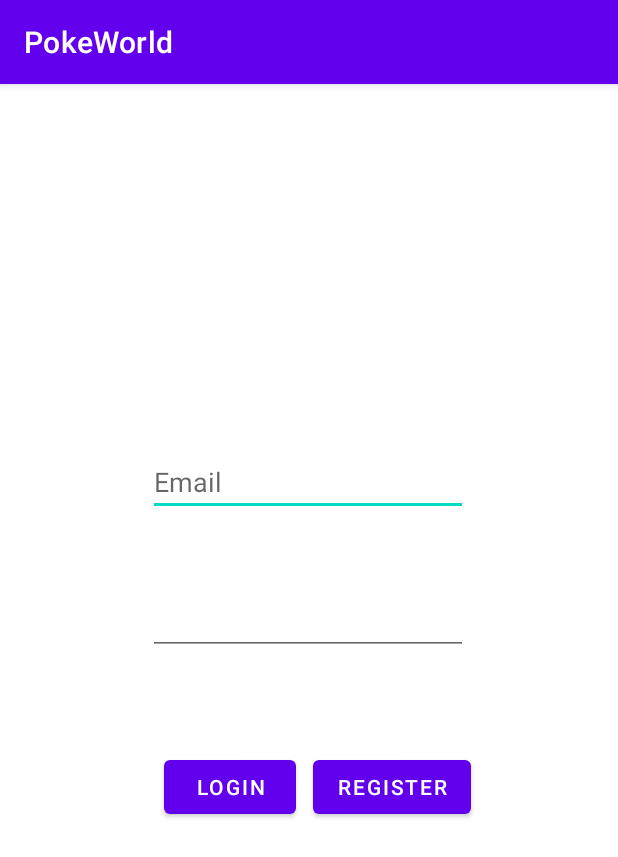
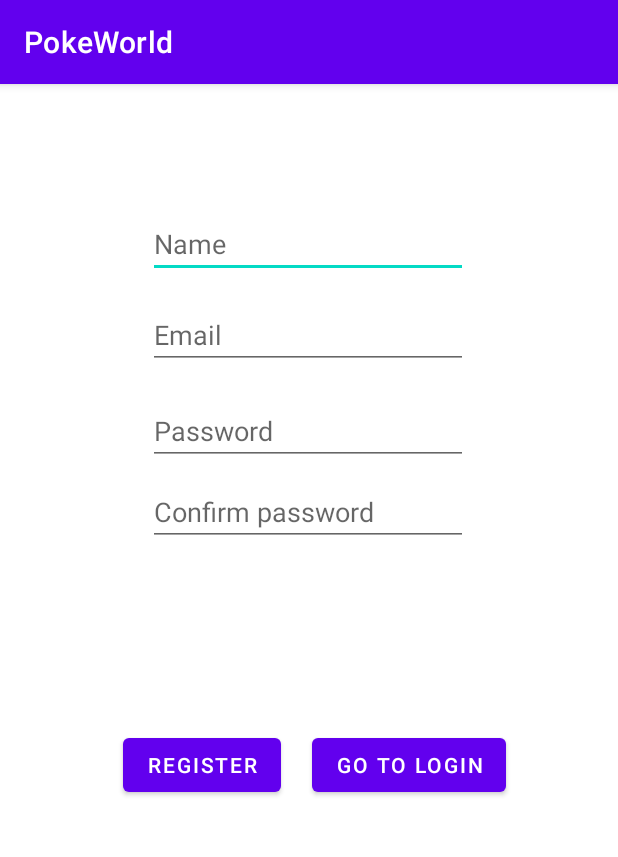
Before and after one commit to AndreiNona/PokeWorld, an Android app: the screen it shows after launch (LoginActivity before the commit, RegisterActivity after it), after a tap on "REGISTER", on a phone screen of 412 x 824 dp. Shown: the top 857 px of the screen. Run offline under Robolectric (Android 15) with nearby library versions, the phone set to English and light mode, and no system bars; our stand-ins replace Firebase (no records; nobody signed in at launch, a user with empty details on screens opened directly).

Commit message:
Register activity

```diff
--- a/app/src/main/java/and/andrei/pokeworld/LoginActivity.java
+++ b/app/src/main/java/and/andrei/pokeworld/LoginActivity.java
@@ -8,7 +8,6 @@ import android.os.Bundle;
 import android.view.View;
 import android.widget.Button;
 import android.widget.EditText;
-import android.widget.TextView;
 import android.widget.Toast;
 
 import com.google.android.gms.tasks.OnCompleteListener;
@@ -21,8 +20,7 @@ import com.google.firebase.auth.FirebaseUser;
 
 public class LoginActivity extends AppCompatActivity {
     EditText loginEmail, loginPassword;
-    Button loginButton;
-    TextView registerNow;
+    Button loginButton, registerButton;
     String email, password;
     private FirebaseAuth auth;
     @Override
@@ -32,7 +30,7 @@ public class LoginActivity extends AppCompatActivity {
         loginEmail = findViewById(R.id.login_email);
         loginPassword = findViewById(R.id.login_password);
         loginButton = findViewById(R.id.button_login);
-        registerNow = findViewById(R.id.button_register);
+        registerButton = findViewById(R.id.button_register);
         auth = FirebaseAuth.getInstance();
 
         loginButton.setOnClickListener(new View.OnClickListener() {
@@ -46,7 +44,6 @@ public class LoginActivity extends AppCompatActivity {
                         @Override
                         public void onComplete(@NonNull Task<AuthResult> task) {
                             if(task.isSuccessful()){
-                                Toast.makeText(getApplicationContext(), "Success!", Toast.LENGTH_SHORT).show();
                                 Intent intent = new Intent(LoginActivity.this, MainActivity.class);
                                 startActivity(intent);
                             }
@@ -73,11 +70,11 @@ public class LoginActivity extends AppCompatActivity {
             }
         });
 
-        registerNow.setOnClickListener(new View.OnClickListener() {
+        registerButton.setOnClickListener(new View.OnClickListener() {
             @Override
             public void onClick(View v) {
                 //TODO: Replace second with register activity
-                Intent intent = new Intent(LoginActivity.this, LoginActivity.class);
+                Intent intent = new Intent(LoginActivity.this, RegisterActivity.class);
                 startActivity(intent);
             }
         });
--- /dev/null
+++ b/app/src/main/java/and/andrei/pokeworld/RegisterActivity.java
@@ -0,0 +1,120 @@
+package and.andrei.pokeworld;
+
+import androidx.annotation.NonNull;
+import androidx.appcompat.app.AppCompatActivity;
+
+import android.content.Intent;
+import android.os.Bundle;
+import android.view.View;
+import android.widget.Button;
+import android.widget.EditText;
+import android.widget.Toast;
+
+import com.google.android.gms.tasks.OnCompleteListener;
+import com.google.android.gms.tasks.Task;
+import com.google.firebase.auth.AuthResult;
+import com.google.firebase.auth.FirebaseAuth;
+import com.google.firebase.auth.FirebaseAuthInvalidCredentialsException;
+import com.google.firebase.auth.FirebaseAuthUserCollisionException;
+import com.google.firebase.auth.FirebaseAuthWeakPasswordException;
+import com.google.firebase.auth.FirebaseUser;
+import com.google.firebase.auth.UserProfileChangeRequest;
+
+public class RegisterActivity extends AppCompatActivity {
+    EditText Name, Email, Password, confirmPassword;
+    Button registerButton, loginButton;
+    private FirebaseAuth auth;
+    @Override
+    protected void onCreate(Bundle savedInstanceState) {
+        super.onCreate(savedInstanceState);
+        setContentView(R.layout.activity_register);
+
+        //Data
+        Name = findViewById(R.id.name);
+        Email = findViewById(R.id.email);
+
+        //Password
+        Password = findViewById(R.id.password);
+        confirmPassword = findViewById(R.id.confirm_password);
+
+        //Buttons
+        registerButton = findViewById(R.id.button_register);
+        loginButton = findViewById(R.id.button_login);
+
+
+        auth = FirebaseAuth.getInstance();
+
+        registerButton.setOnClickListener(new View.OnClickListener() {
+            @Override
+            public void onClick(View v) {
+                String fullNameText = Name.getText().toString();
+                String registerEmailText = Email.getText().toString();
+                String registerPasswordText = Password.getText().toString();
+                String repeatPasswordText = confirmPassword.getText().toString();
+
+                if (!(fullNameText.isEmpty() || registerEmailText.isEmpty() || registerPasswordText.isEmpty() || repeatPasswordText.isEmpty())) {
+                    if (registerPasswordText.equals(repeatPasswordText)) {
+
+                        createAccount(registerEmailText, registerPasswordText, fullNameText);
+                    } else {
+                        Toast.makeText(RegisterActivity.this, "Password mismatch", Toast.LENGTH_SHORT).show();
+                    }
+                } else {
+                    Toast.makeText(RegisterActivity.this, "Please complete all required  fields.", Toast.LENGTH_SHORT).show();
+                }
+            }
+        });
+
+        loginButton.setOnClickListener(new View.OnClickListener() {
+            @Override
+            public void onClick(View v) {
+                Intent intent = new Intent(RegisterActivity.this, LoginActivity.class);
+                startActivity(intent);
+            }
+        });
+    }
+
+    private void createAccount(String email, String password, String fullName) {
+
+        auth.createUserWithEmailAndPassword(email, password).addOnCompleteListener(this, new OnCompleteListener<AuthResult>() {
+            @Override
+            public void onComplete(@NonNull Task<AuthResult> task) {
+                if (task.isSuccessful()) {
+                    FirebaseUser user = auth.getCurrentUser();
+                    UserProfileChangeRequest profileUpdates = new UserProfileChangeRequest.Builder()
+                            .setDisplayName(fullName)
+                            .build();
+
+                    user.updateProfile(profileUpdates)
+                            .addOnCompleteListener(new OnCompleteListener<Void>() {
+                                @Override
+                                public void onComplete(@NonNull Task<Void> task) {
+                                    if (task.isSuccessful()) {
+                                        Intent intent = new Intent(RegisterActivity.this, MainActivity.class);
+                                        startActivity(intent);
+                                    }
+                                }
+                            });
+                }
+                else {
+                    try {
+                        throw task.getException();
+                    }
+                    catch(FirebaseAuthWeakPasswordException e) {
+                        Toast.makeText(RegisterActivity.this, "Password is to weak", Toast.LENGTH_LONG).show();
+                    }
+                    catch(FirebaseAuthUserCollisionException e) {
+                        Toast.makeText(RegisterActivity.this, "Email already in use", Toast.LENGTH_LONG).show();
+                    }
+                    catch(FirebaseAuthInvalidCredentialsException e) {
+                        Toast.makeText(RegisterActivity.this, "Email is invalid", Toast.LENGTH_SHORT).show();
+                    }
+                    catch(Exception e) {
+                        Toast.makeText(RegisterActivity.this, e.getMessage(), Toast.LENGTH_LONG).show();
+                    }
+                }
+            }
+        });
+    }
+
+}
--- /dev/null
+++ b/app/src/main/res/layout/activity_register.xml
@@ -0,0 +1,89 @@
+<?xml version="1.0" encoding="utf-8"?>
+<androidx.constraintlayout.widget.ConstraintLayout xmlns:android="http://schemas.android.com/apk/res/android"
+    xmlns:app="http://schemas.android.com/apk/res-auto"
+    xmlns:tools="http://schemas.android.com/tools"
+    android:layout_width="match_parent"
+    android:layout_height="match_parent"
+    tools:context=".RegisterActivity">
+
+    <Button
+        android:id="@+id/button_register"
+        android:layout_width="wrap_content"
+        android:layout_height="wrap_content"
+        android:text="Register"
+        app:layout_constraintBottom_toBottomOf="parent"
+        app:layout_constraintEnd_toEndOf="parent"
+        app:layout_constraintHorizontal_bias="0.268"
+        app:layout_constraintStart_toStartOf="parent"
+        app:layout_constraintTop_toBottomOf="@+id/confirm_password"
+        app:layout_constraintVertical_bias="0.296" />
+
+    <Button
+        android:id="@+id/button_login"
+        android:layout_width="wrap_content"
+        android:layout_height="wrap_content"
+        android:text="Go to login"
+        app:layout_constraintBottom_toBottomOf="parent"
+        app:layout_constraintEnd_toEndOf="parent"
+        app:layout_constraintHorizontal_bias="0.736"
+        app:layout_constraintStart_toStartOf="parent"
+        app:layout_constraintTop_toBottomOf="@+id/confirm_password"
+        app:layout_constraintVertical_bias="0.296" />
+
+    <EditText
+        android:id="@+id/name"
+        android:layout_width="wrap_content"
+        android:layout_height="wrap_content"
+        android:ems="10"
+        android:hint="Name"
+        android:inputType="textPersonName"
+        app:layout_constraintBottom_toBottomOf="parent"
+        app:layout_constraintEnd_toEndOf="parent"
+        app:layout_constraintHorizontal_bias="0.497"
+        app:layout_constraintStart_toStartOf="parent"
+        app:layout_constraintTop_toTopOf="parent"
+        app:layout_constraintVertical_bias="0.116" />
+
+    <EditText
+        android:id="@+id/email"
+        android:layout_width="wrap_content"
+        android:layout_height="wrap_content"
+        android:ems="10"
+        android:hint="Email"
+        android:inputType="textPersonName"
+        app:layout_constraintBottom_toBottomOf="parent"
+        app:layout_constraintEnd_toEndOf="parent"
+        app:layout_constraintHorizontal_bias="0.497"
+        app:layout_constraintStart_toStartOf="parent"
+        app:layout_constraintTop_toBottomOf="@+id/name"
+        app:layout_constraintVertical_bias="0.026" />
+
+    <!--TODO: Add button to show password text -->
+    <EditText
+        android:id="@+id/password"
+        android:layout_width="wrap_content"
+        android:layout_height="wrap_content"
+        android:ems="10"
+        android:hint="Password"
+        android:inputType="textPassword"
+        app:layout_constraintBottom_toBottomOf="parent"
+        app:layout_constraintEnd_toEndOf="parent"
+        app:layout_constraintHorizontal_bias="0.497"
+        app:layout_constraintStart_toStartOf="parent"
+        app:layout_constraintTop_toBottomOf="@+id/email"
+        app:layout_constraintVertical_bias="0.035" />
+
+    <EditText
+        android:id="@+id/confirm_password"
+        android:layout_width="wrap_content"
+        android:layout_height="wrap_content"
+        android:ems="10"
+        android:hint="Confirm password"
+        android:inputType="textPassword"
+        app:layout_constraintBottom_toBottomOf="parent"
+        app:layout_constraintEnd_toEndOf="parent"
+        app:layout_constraintHorizontal_bias="0.497"
+        app:layout_constraintStart_toStartOf="parent"
+        app:layout_constraintTop_toBottomOf="@+id/password"
+        app:layout_constraintVertical_bias="0.018" />
+</androidx.constraintlayout.widget.ConstraintLayout>
```
Also changed, not shown: app/src/main/AndroidManifest.xml (+9 -4 lines), app/src/main/java/and/andrei/pokeworld/model/Pokemon.java (added, +91 -0 lines), app/src/main/java/and/andrei/pokeworld/model/User.java (added, +43 -0 lines).
